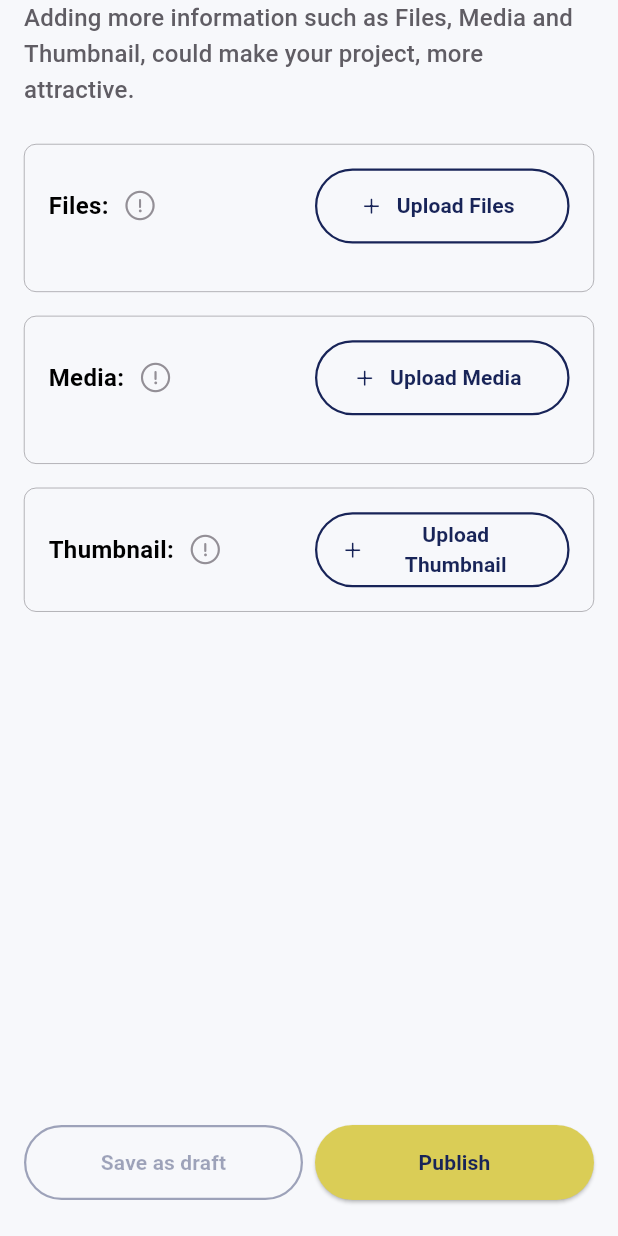
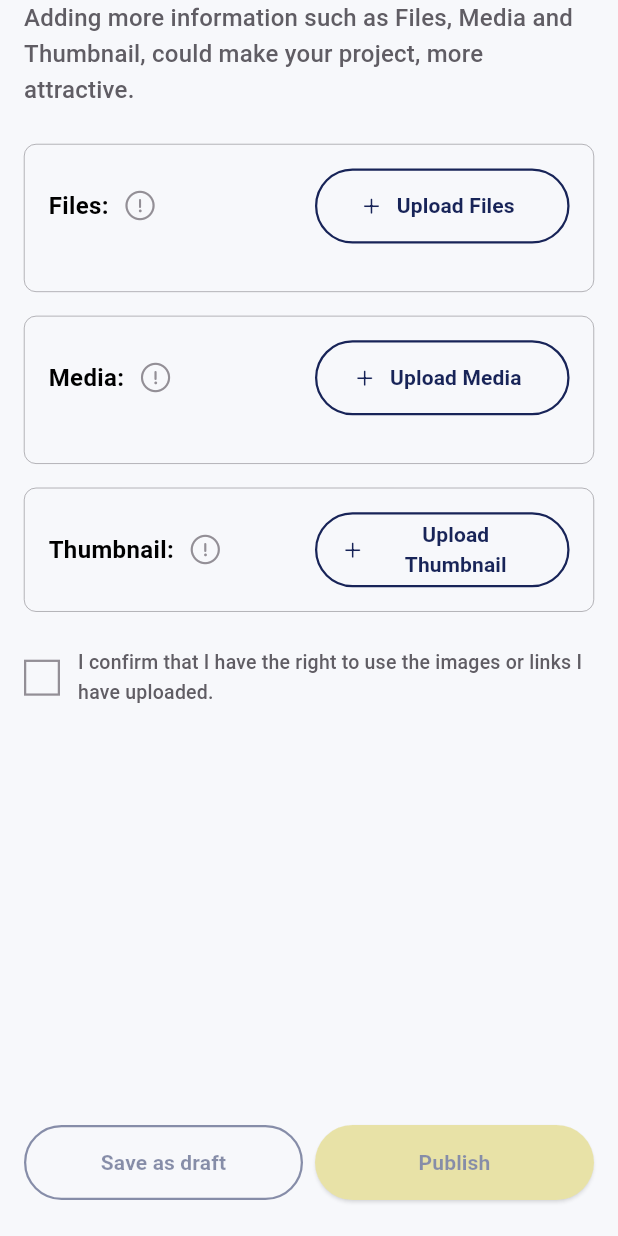
Before and after one commit to DaveBsns/idealize_mobile, a Flutter app: the CreateNewProjectStepThreeScreen screen opened directly, on a phone screen of 412 x 824 dp. Run offline on Flutter 3.47's test engine with Material 3 defaults, Android fonts, the phone set to English and light mode, and no system bars; drawn by our look-alikes of loader_overlay, overlay_support; our stand-ins replace adaptive_dialog, cached_network_image, dotted_border, file_picker, flutter_image_compress, flutter_secure_storage and 7 more; accounts and stored records are empty; network calls fail.

Commit message:
add new checkbox for create new project, project material updated, some refactored, lots of missiing language items added, showImageFromNetwork(mediaFiles[index].uploadedId) added on project details, ...

```diff
--- a/lib/Core/I18n/de.dart
+++ b/lib/Core/I18n/de.dart
@@ -388,5 +388,12 @@ class DeLanguageData extends LanguageDataKeys {
             "Ihr Projekt wird erfolgreicher, wenn Sie einige Tags, Team-Mitglieder oder Links hinzufügen.",
         AppStrings.createNewProjectStepThreeCaption:
             "Das Hinzufügen von mehr Informationen wie Dateien, Medien und Miniaturansicht kann Ihr Projekt attraktiver machen.",
+        AppStrings.links: "Links",
+        AppStrings.noLinksAvailable: "Keine Links verfügbar!",
+        AppStrings.mediaFiles: "Medien-Dateien",
+        AppStrings.noMediaAvailable: "Keine Medien verfügbar!",
+        AppStrings.documentFiles: "Dokument-Dateien",
+        AppStrings.noDocumentFilesAvailable:
+            "Keine Dokument-Dateien verfügbar!",
       };
 }
--- a/lib/Core/I18n/en.dart
+++ b/lib/Core/I18n/en.dart
@@ -360,7 +360,7 @@ class EnLanguageData extends LanguageDataKeys {
         AppStrings.rightsForMedia:
             "I confirm that I have the right to use the images or links I have uploaded.",
         AppStrings.mediaStoredPlace:
-            "Media storage location\nAndroid: Uploaded images and media are stored on your device at _____.\niPhone: Uploaded images and media are stored on your device at _____.\nThe exact storage location may vary depending on the device model and operating system version.",
+            "Media storage location\nAndroid: Uploaded images and media are stored on your device at Files > IdeaLize > Media.\niPhone: Uploaded images and media are stored on your device at Files > IdeaLize > Media.\nThe exact storage location may vary depending on the device model and operating system version.",
         AppStrings.pickMoreThan3Error:
             "You can\'t select more than @count @name",
         AppStrings.minimum100Characters: "must be at least 100 characters.",
@@ -379,5 +379,12 @@ class EnLanguageData extends LanguageDataKeys {
             "Your project will be more successful, if you add some tags, team members or links.",
         AppStrings.createNewProjectStepThreeCaption:
             "Adding more information such as Files, Media and Thumbnail, could make your project, more attractive.",
+
+        AppStrings.links: "Links",
+        AppStrings.noLinksAvailable: "No Links Available!",
+        AppStrings.mediaFiles: "Media Files",
+        AppStrings.noMediaAvailable: "No Media Available!",
+        AppStrings.documentFiles: "Document Files",
+        AppStrings.noDocumentFilesAvailable: "No Document Files Available!"
       };
 }
--- a/lib/Core/I18n/messages.dart
+++ b/lib/Core/I18n/messages.dart
@@ -307,7 +307,8 @@ class AppStrings {
   static const String deleteAccountOption2Desc = "deleteAccountOption2Desc";
   static const String deleteAccountOption3Desc = "deleteAccountOption3Desc";
   static const String deleteAccountOption1Button = "deleteAccountOption1Button";
-  static const String deleteAccountOption1TextField = "deleteAccountOption1TextField";
+  static const String deleteAccountOption1TextField =
+      "deleteAccountOption1TextField";
 
   static const String pickMember = "pickMember";
 
@@ -325,6 +326,15 @@ class AppStrings {
   static const String reason = "reason";
   static const String enterYourReason = "enterYourReason";
 
-  static const String createNewProjectStepTwoCaption = "createNewProjectStepTwoCaption";
-  static const String createNewProjectStepThreeCaption = "createNewProjectStepThreeCaption";
+  static const String createNewProjectStepTwoCaption =
+      "createNewProjectStepTwoCaption";
+  static const String createNewProjectStepThreeCaption =
+      "createNewProjectStepThreeCaption";
+
+  static const String links = "links";
+  static const String noLinksAvailable = "noLinksAvailable";
+  static const String mediaFiles = "mediaFiles";
+  static const String noMediaAvailable = "noMediaAvailable";
+  static const String documentFiles = "documentFiles";
+  static const String noDocumentFilesAvailable = "noDocumentFilesAvailable";
 }
--- a/lib/Features/create_new_project/presentation/views/create_new_project_step_three_screen.dart
+++ b/lib/Features/create_new_project/presentation/views/create_new_project_step_three_screen.dart
@@ -2,9 +2,11 @@ import 'package:flutter/material.dart';
 import 'package:gap/gap.dart';
 import 'package:get/get.dart';
 import 'package:idealize_new_version/Core/Components/buttons_widget.dart';
+import 'package:idealize_new_version/Core/Components/checkbox_btn_widget.dart';
 import 'package:idealize_new_version/Core/Constants/colors.dart';
 import 'package:idealize_new_version/Core/Constants/config.dart';
 import 'package:idealize_new_version/Core/I18n/messages.dart';
+import 'package:idealize_new_version/Core/Utils/enums.dart';
 import 'package:idealize_new_version/Features/create_new_project/presentation/controller/create_new_project_controller.dart';
 import 'package:idealize_new_version/Features/create_new_project/presentation/widgets/step_three_upload_file_widget.dart';
 
@@ -37,6 +39,48 @@ class CreateNewProjectStepThreeScreen
               ),
               Gap(AppConfig().dimens.large),
               const StepThreeUploadFilewidget(),
+              Gap(AppConfig().dimens.large),
+              if (controller.updateProjectModel == null)
+                Align(
+                  alignment: Alignment.centerLeft,
+                  child: Row(
+                    mainAxisAlignment: MainAxisAlignment.start,
+                    crossAxisAlignment: CrossAxisAlignment.center,
+                    children: [
+                      Obx(
+                        () => SizedBox(
+                          width: 24,
+                          height: 24,
+                          child: CustomCheckboxButton(
+                            key: UniqueKey(),
+                            value: controller.checkboxValue.value,
+                            onTapped: () {
+                              if (controller.checkboxValue.value ==
+                                  CustomCheckBoxValue.checked) {
+                                controller.checkboxValue.value =
+                                    CustomCheckBoxValue.unchecked;
+                              } else {
+                                controller.checkboxValue.value =
+                                    CustomCheckBoxValue.checked;
+                              }
+                            },
+                          ),
+                        ),
+                      ),
+                      Gap(AppConfig().dimens.mediumSmall),
+                      Expanded(
+                        child: Text(
+                          AppStrings.rightsForMedia.tr,
+                          style:
+                              Theme.of(context).textTheme.titleMedium?.copyWith(
+                                    color: AppColors().darkGrayColor,
+                                    fontSize: 13,
+                                  ),
+                        ),
+                      ),
+                    ],
+                  ),
+                ),
             ],
           ),
         ),
@@ -66,33 +110,80 @@ class CreateNewProjectStepThreeScreen
             return Row(
               children: [
                 Expanded(
+                  child: controller.updateProjectModel == null
+                      ? Obx(
+                          () => Opacity(
+                            opacity: controller.checkboxValue.value ==
+                                    CustomCheckBoxValue.checked
+                                ? 1
+                                : 0.5,
                             child: CustomOutlineIconButton(
-                    title: (controller.updateProjectModel == null)
-                        ? AppStrings.saveAsDraft.tr
-                        : (controller.routeFrom == "add-project")
+                              title: AppStrings.saveAsDraft.tr,
+                              onTap: () {
+                                if (controller.titleCtrl.text.isNotEmpty &&
+                                    controller
+                                        .descriptionCtrl.text.isNotEmpty &&
+                                    controller.selectedTags.isNotEmpty) {
+                                  if (controller.checkboxValue.value ==
+                                      CustomCheckBoxValue.checked) {
+                                    controller.createNewProjectAsDraft();
+                                  } else {
+                                    controller.checkboxValue.value =
+                                        CustomCheckBoxValue.error;
+                                  }
+                                }
+                              },
+                            ),
+                          ),
+                        )
+                      : CustomOutlineIconButton(
+                          title: (controller.routeFrom == "add-project")
                               ? AppStrings.saveAsDraft.tr
                               : AppStrings.editAndSave.tr,
-                    onTap: (controller.titleCtrl.text.isNotEmpty &&
+                          onTap: () {
+                            if (controller.titleCtrl.text.isNotEmpty &&
                                 controller.descriptionCtrl.text.isNotEmpty &&
-                            controller.selectedTags.isNotEmpty)
-                        ? (controller.updateProjectModel != null
-                            ? () => controller.updateProject(
-                                isDraft: controller.updateProjectModel!.isDraft)
-                            : controller.createNewProjectAsDraft)
-                        : null,
+                                controller.selectedTags.isNotEmpty) {
+                              controller.updateProject(
+                                  isDraft:
+                                      controller.updateProjectModel!.isDraft);
+                            }
+                          },
                         ),
                 ),
                 Gap(AppConfig().dimens.small),
                 Expanded(
-                  child: CustomIconButton(
-                      // title: controller.updateProjectModel != null
+                    child: controller.updateProjectModel != null
+                        ? CustomIconButton(
                             title: AppStrings.publish.tr,
                             txtColor: AppConfig().colors.primaryColor,
                             color: AppConfig().colors.secondaryColor,
-                      onTap: controller.updateProjectModel != null
-                          ? () => controller.updateProject(isDraft: false)
-                          : controller.createNewProject),
+                            onTap: () {
+                              controller.updateProject(isDraft: false);
+                            },
+                          )
+                        : Obx(
+                            () => Opacity(
+                              opacity: controller.checkboxValue.value ==
+                                      CustomCheckBoxValue.checked
+                                  ? 1
+                                  : 0.5,
+                              child: CustomIconButton(
+                                title: AppStrings.publish.tr,
+                                txtColor: AppConfig().colors.primaryColor,
+                                color: AppConfig().colors.secondaryColor,
+                                onTap: () {
+                                  if (controller.checkboxValue.value ==
+                                      CustomCheckBoxValue.checked) {
+                                    controller.createNewProject();
+                                  } else {
+                                    controller.checkboxValue.value =
+                                        CustomCheckBoxValue.error;
+                                  }
+                                },
                               ),
+                            ),
+                          )),
               ],
             );
           },
```
Also changed, not shown: lib/Features/create_new_project/presentation/controller/create_new_project_controller.dart (+8 -0 lines), lib/Features/create_new_project/presentation/views/create_new_project_screen.dart (+16 -6 lines), lib/Features/project_details/presentation/controller/project_details_controller.dart (+6 -3 lines), lib/Features/project_details/presentation/widgets/project_material_widget.dart (+12 -10 lines). Lines whose indentation alone changed are shown as unchanged.
